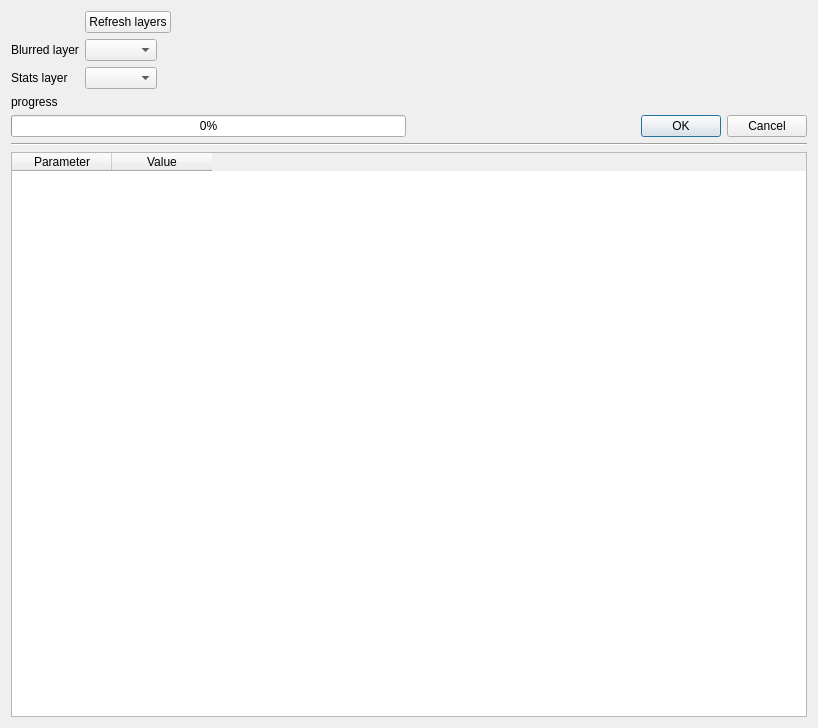
This is ui/stats.ui in Gustry/Blurring as Qt 5 draws it before an edit. The edited form follows.
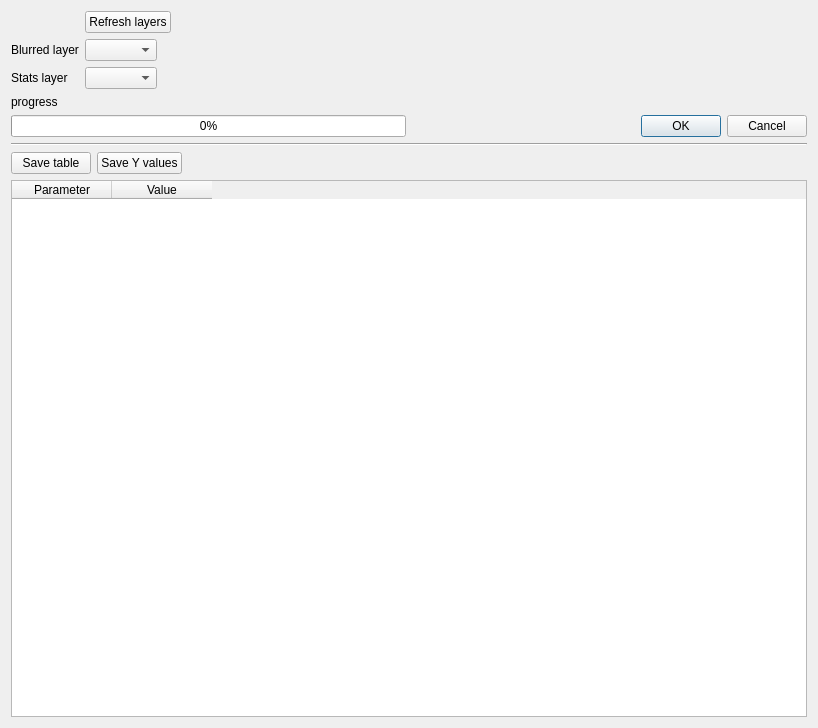
This is the edited form. Icons and pictures are not drawn.

Commit message: add stats and debug

```diff
--- a/ui/stats.ui
+++ b/ui/stats.ui
@@ -87,6 +87,37 @@
      </property>
     </widget>
    </item>
+   <item>
+    <layout class="QHBoxLayout" name="horizontalLayout_3">
+     <item>
+      <widget class="QPushButton" name="pushButton_saveTable">
+       <property name="text">
+        <string>Save table</string>
+       </property>
+      </widget>
+     </item>
+     <item>
+      <widget class="QPushButton" name="pushButton_saveYValues">
+       <property name="text">
+        <string>Save Y values</string>
+       </property>
+      </widget>
+     </item>
+     <item>
+      <spacer name="horizontalSpacer">
+       <property name="orientation">
+        <enum>Qt::Horizontal</enum>
+       </property>
+       <property name="sizeHint" stdset="0">
+        <size>
+         <width>40</width>
+         <height>20</height>
+        </size>
+       </property>
+      </spacer>
+     </item>
+    </layout>
+   </item>
    <item>
     <layout class="QHBoxLayout" name="horizontalLayout">
      <item>
```
Left out of the diff: 22 changed lines with no effect on the pictures. The commit also changes 8 other files.
